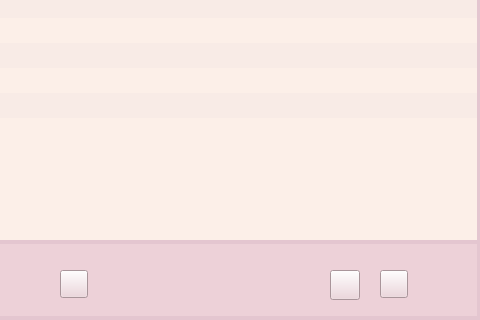
Qt form ui/Main.ui (MyEternalMoon/PyQt_mp3Player) before a commit; both pictures show x 720 to 1200 and y 480 to 800 of the 1200 by 800 pixel window.
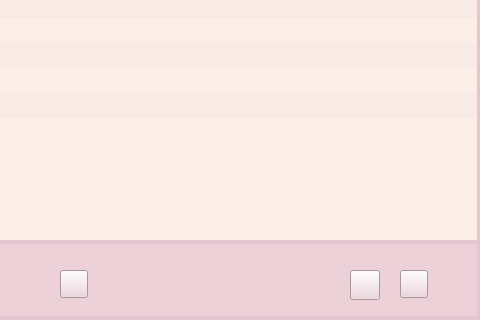
The same form after that commit. Icons and pictures are not drawn.

Commit message: 8/24 4.两个新的模态窗口，正在查找。。是否移动。。移动中。。

The edit to the form file:
```diff
--- a/ui/Main.ui
+++ b/ui/Main.ui
@@ -211,7 +211,7 @@
     <widget class="QPushButton" name="showListButton">
      <property name="geometry">
       <rect>
-       <x>1100</x>
+       <x>1120</x>
        <y>30</y>
        <width>28</width>
        <height>28</height>
@@ -277,7 +277,7 @@
     <widget class="QPushButton" name="playOrderButton">
      <property name="geometry">
       <rect>
-       <x>1050</x>
+       <x>1070</x>
        <y>30</y>
        <width>30</width>
        <height>30</height>
```
The commit also changes 2 other files.
